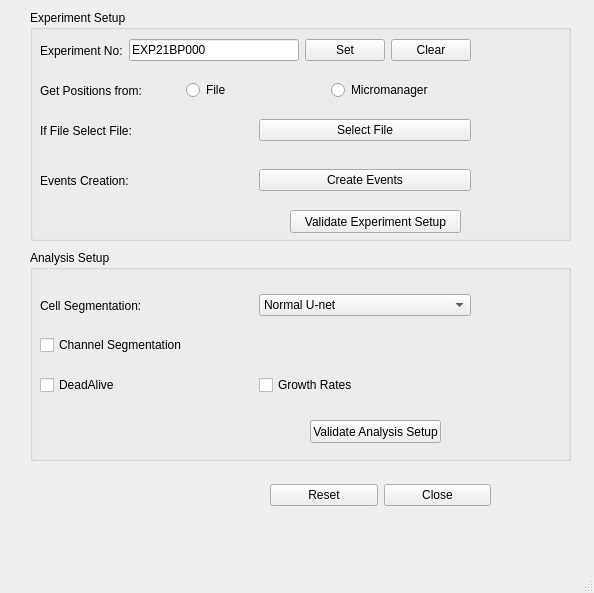
First picture: the form in narsil/liverun/ui/setupWindow.ui, repository karempudi/narsil, before the edit.
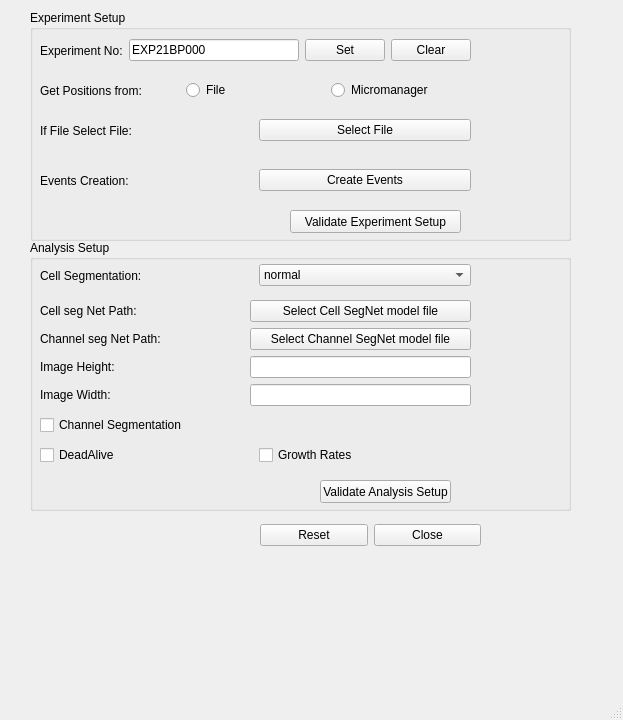
Second picture: the form after the edit.

The edit to the form file:
```diff
--- a/narsil/liverun/ui/setupWindow.ui
+++ b/narsil/liverun/ui/setupWindow.ui
@@ -6,8 +6,8 @@
    <rect>
     <x>0</x>
     <y>0</y>
-    <width>594</width>
-    <height>593</height>
+    <width>623</width>
+    <height>720</height>
    </rect>
   </property>
   <property name="windowTitle">
@@ -184,9 +184,9 @@
     <property name="geometry">
      <rect>
       <x>30</x>
-      <y>250</y>
+      <y>240</y>
       <width>541</width>
-      <height>211</height>
+      <height>271</height>
      </rect>
     </property>
     <property name="title">
@@ -196,7 +196,7 @@
      <property name="geometry">
       <rect>
        <x>10</x>
-       <y>40</y>
+       <y>20</y>
        <width>431</width>
        <height>31</height>
       </rect>
@@ -213,7 +213,7 @@
        <widget class="QComboBox" name="selectNet">
         <item>
          <property name="text">
-          <string>Normal U-net</string>
+          <string>normal</string>
          </property>
         </item>
         <item>
@@ -229,7 +229,7 @@
      <property name="geometry">
       <rect>
        <x>10</x>
-       <y>80</y>
+       <y>170</y>
        <width>431</width>
        <height>31</height>
       </rect>
@@ -248,7 +248,7 @@
      <property name="geometry">
       <rect>
        <x>10</x>
-       <y>120</y>
+       <y>200</y>
        <width>431</width>
        <height>31</height>
       </rect>
@@ -273,8 +273,8 @@
     <widget class="QPushButton" name="validateAnalysisSetupButton">
      <property name="geometry">
       <rect>
-       <x>280</x>
-       <y>170</y>
+       <x>290</x>
+       <y>240</y>
        <width>131</width>
        <height>23</height>
       </rect>
@@ -283,12 +283,72 @@
       <string>Validate Analysis Setup</string>
      </property>
     </widget>
+    <widget class="QWidget" name="formLayoutWidget">
+     <property name="geometry">
+      <rect>
+       <x>10</x>
+       <y>60</y>
+       <width>431</width>
+       <height>125</height>
+      </rect>
+     </property>
+     <layout class="QFormLayout" name="imageSegLayout">
+      <item row="0" column="0">
+       <widget class="QLabel" name="cellSegLabel">
+        <property name="text">
+         <string>Cell seg Net Path:                         </string>
+        </property>
+       </widget>
+      </item>
+      <item row="0" column="1">
+       <widget class="QPushButton" name="cellSegNetFilePathButton">
+        <property name="text">
+         <string>Select Cell SegNet model file</string>
+        </property>
+       </widget>
+      </item>
+      <item row="1" column="0">
+       <widget class="QLabel" name="channelSegLabel">
+        <property name="text">
+         <string>Channel seg Net Path:                         </string>
+        </property>
+       </widget>
+      </item>
+      <item row="1" column="1">
+       <widget class="QPushButton" name="channelSegNetFilePathButton">
+        <property name="text">
+         <string>Select Channel SegNet model file</string>
+        </property>
+       </widget>
+      </item>
+      <item row="4" column="0">
+       <widget class="QLabel" name="imageWidthLabel">
+        <property name="text">
+         <string>Image Width:</string>
+        </property>
+       </widget>
+      </item>
+      <item row="4" column="1">
+       <widget class="QLineEdit" name="imageWidth"/>
+      </item>
+      <item row="2" column="1">
+       <widget class="QLineEdit" name="imageHeight"/>
+      </item>
+      <item row="2" column="0">
+       <widget class="QLabel" name="imageHeightLabel">
+        <property name="text">
+         <string>Image Height:</string>
+        </property>
+       </widget>
+      </item>
+     </layout>
+    </widget>
    </widget>
    <widget class="QWidget" name="horizontalLayoutWidget_2">
     <property name="geometry">
      <rect>
-      <x>270</x>
-      <y>470</y>
+      <x>260</x>
+      <y>510</y>
       <width>221</width>
       <height>51</height>
      </rect>
```
Left out of the diff: 4 changed lines with no effect on the pictures.
